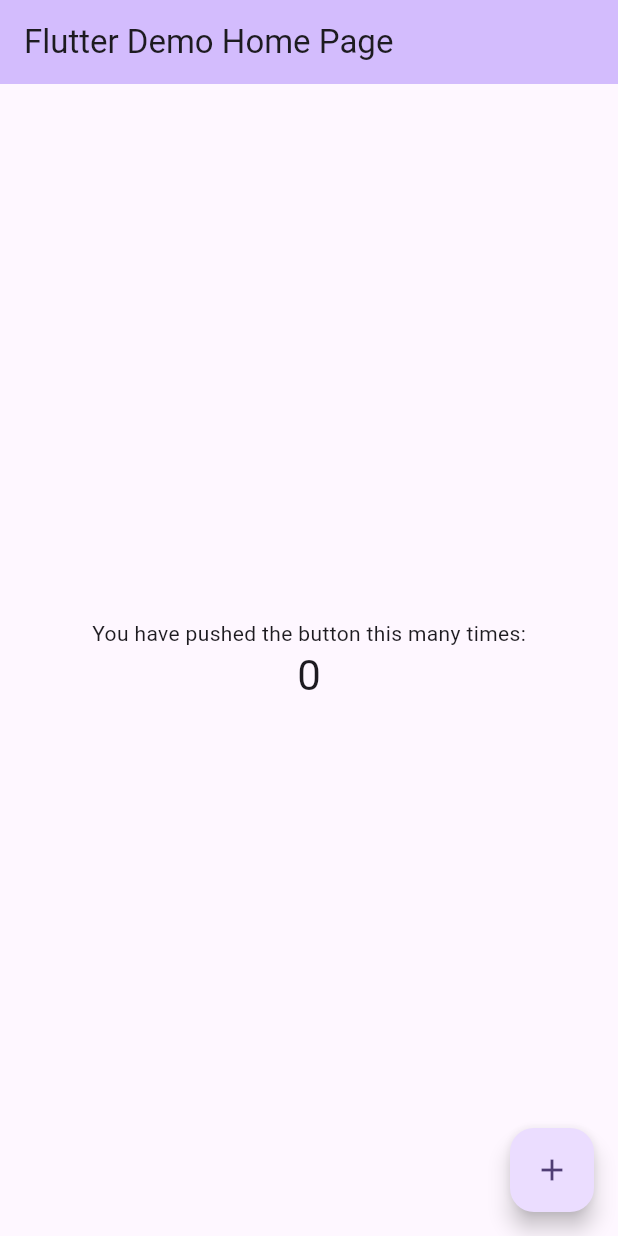
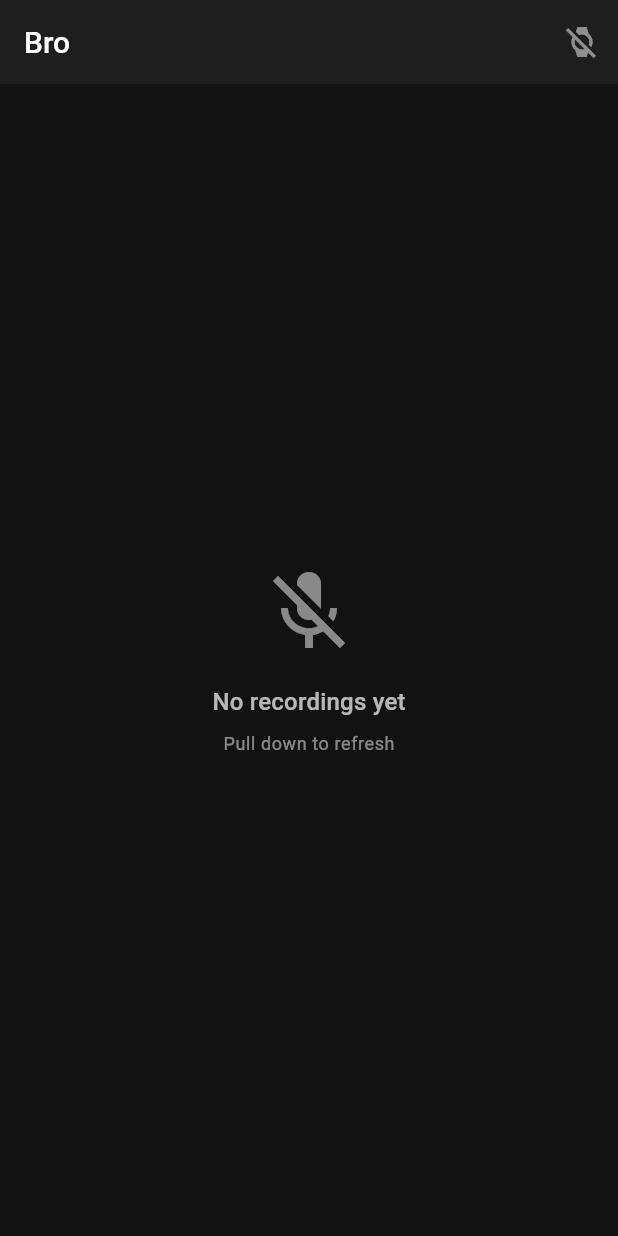
Before and after one commit to festeh/bro, a Flutter app: the screen it shows after launch, on a phone screen of 412 x 824 dp. Run offline on Flutter 3.47's test engine with Material 3 defaults, Android fonts, the light colour scheme and no system bars; our stand-ins replace just_audio, logger.

Commit message:
phone ver

```diff
--- /dev/null
+++ b/phone/lib/app/app.dart
@@ -0,0 +1,17 @@
+import 'package:flutter/material.dart';
+import 'theme.dart';
+import '../features/home/home_page.dart';
+
+class BroApp extends StatelessWidget {
+  const BroApp({super.key});
+
+  @override
+  Widget build(BuildContext context) {
+    return MaterialApp(
+      title: 'Bro',
+      debugShowCheckedModeBanner: false,
+      theme: AppTheme.dark,
+      home: const HomePage(),
+    );
+  }
+}
--- /dev/null
+++ b/phone/lib/app/theme.dart
@@ -0,0 +1,45 @@
+import 'package:flutter/material.dart';
+import 'tokens.dart';
+
+class AppTheme {
+  static ThemeData get dark => ThemeData(
+        brightness: Brightness.dark,
+        scaffoldBackgroundColor: Tokens.background,
+        colorScheme: const ColorScheme.dark(
+          primary: Tokens.primary,
+          secondary: Tokens.success,
+          surface: Tokens.surface,
+          error: Tokens.error,
+        ),
+        appBarTheme: const AppBarTheme(
+          backgroundColor: Tokens.surface,
+          elevation: 0,
+          centerTitle: false,
+          titleTextStyle: TextStyle(
+            color: Tokens.textPrimary,
+            fontSize: 20,
+            fontWeight: FontWeight.w500,
+          ),
+        ),
+        cardTheme: CardThemeData(
+          color: Tokens.surface,
+          elevation: 0,
+          shape: RoundedRectangleBorder(
+            borderRadius: BorderRadius.circular(Tokens.radiusMd),
+          ),
+        ),
+        iconTheme: const IconThemeData(
+          color: Tokens.textSecondary,
+          size: Tokens.iconSizeMd,
+        ),
+        textTheme: const TextTheme(
+          bodyLarge: TextStyle(color: Tokens.textPrimary),
+          bodyMedium: TextStyle(color: Tokens.textSecondary),
+          bodySmall: TextStyle(color: Tokens.textTertiary),
+          titleMedium: TextStyle(
+            color: Tokens.textPrimary,
+            fontWeight: FontWeight.w500,
+          ),
+        ),
+      );
+}
--- /dev/null
+++ b/phone/lib/app/tokens.dart
@@ -0,0 +1,36 @@
+import 'dart:ui';
+
+abstract class Tokens {
+  // Colors
+  static const background = Color(0xFF121212);
+  static const surface = Color(0xFF1E1E1E);
+  static const surfaceVariant = Color(0xFF2C2C2C);
+  static const primary = Color(0xFF64B5F6); // Blue 300
+  static const success = Color(0xFF81C784); // Green 300
+  static const error = Color(0xFFE57373); // Red 300
+  static const warning = Color(0xFFFFB74D); // Orange 300
+  static const textPrimary = Color(0xFFFFFFFF);
+  static const textSecondary = Color(0xB3FFFFFF); // 70% white
+  static const textTertiary = Color(0x80FFFFFF); // 50% white
+
+  // Spacing
+  static const spacingXs = 4.0;
+  static const spacingSm = 8.0;
+  static const spacingMd = 16.0;
+  static const spacingLg = 24.0;
+  static const spacingXl = 32.0;
+
+  // Radii
+  static const radiusSm = 8.0;
+  static const radiusMd = 12.0;
+  static const radiusLg = 16.0;
+
+  // Icons
+  static const iconSizeSm = 20.0;
+  static const iconSizeMd = 24.0;
+  static const iconSizeLg = 32.0;
+
+  // Durations
+  static const durationFast = Duration(milliseconds: 150);
+  static const durationNormal = Duration(milliseconds: 300);
+}
--- /dev/null
+++ b/phone/lib/core/models/speech_file.dart
@@ -0,0 +1,28 @@
+class SpeechFile {
+  final String path;
+  final String id;
+  final DateTime timestamp;
+  final int sizeBytes;
+
+  const SpeechFile({
+    required this.path,
+    required this.id,
+    required this.timestamp,
+    required this.sizeBytes,
+  });
+
+  factory SpeechFile.fromMap(Map<String, dynamic> map) {
+    return SpeechFile(
+      path: map['path'] as String,
+      id: map['id'] as String,
+      timestamp: DateTime.fromMillisecondsSinceEpoch(map['timestamp'] as int),
+      sizeBytes: map['sizeBytes'] as int,
+    );
+  }
+
+  String get formattedSize {
+    if (sizeBytes < 1024) return '$sizeBytes B';
+    if (sizeBytes < 1024 * 1024) return '${(sizeBytes / 1024).toStringAsFixed(1)} KB';
+    return '${(sizeBytes / (1024 * 1024)).toStringAsFixed(1)} MB';
+  }
+}
--- /dev/null
+++ b/phone/lib/features/home/home_page.dart
@@ -0,0 +1,167 @@
+import 'package:flutter/material.dart';
+import 'package:flutter/services.dart';
+import '../../app/tokens.dart';
+import '../../core/models/speech_file.dart';
+import 'widgets/sync_indicator.dart';
+import 'widgets/audio_tile.dart';
+
+class HomePage extends StatefulWidget {
+  const HomePage({super.key});
+
+  @override
+  State<HomePage> createState() => _HomePageState();
+}
+
+class _HomePageState extends State<HomePage> {
+  static const _channel = MethodChannel('com.github.festeh.bro/storage');
+
+  List<SpeechFile> _files = [];
+  bool _isLoading = false;
+  SyncStatus _syncStatus = SyncStatus.disconnected;
+
+  @override
+  void initState() {
+    super.initState();
+    _loadFiles();
+    _checkConnection();
+  }
+
+  Future<void> _loadFiles() async {
+    setState(() => _isLoading = true);
+
+    try {
+      final result = await _channel.invokeMethod('listFiles');
+      final List<dynamic> filesList = result as List<dynamic>;
+
+      setState(() {
+        _files = filesList
+            .map((item) => SpeechFile.fromMap(Map<String, dynamic>.from(item)))
+            .toList()
+          ..sort((a, b) => b.timestamp.compareTo(a.timestamp)); // Newest first
+      });
+    } on PlatformException catch (e) {
+      debugPrint('Failed to load files: ${e.message}');
+    } finally {
+      setState(() => _isLoading = false);
+    }
+  }
+
+  Future<void> _checkConnection() async {
+    try {
+      final connected = await _channel.invokeMethod('isWatchConnected');
+      setState(() {
+        _syncStatus = connected ? SyncStatus.connected : SyncStatus.disconnected;
+      });
+    } on PlatformException catch (e) {
+      debugPrint('Failed to check connection: ${e.message}');
+      setState(() => _syncStatus = SyncStatus.disconnected);
+    }
+  }
+
+  Future<void> _deleteFile(SpeechFile file) async {
+    final confirm = await showDialog<bool>(
+      context: context,
+      builder: (context) => AlertDialog(
+        title: const Text('Delete recording?'),
+        content: const Text('This action cannot be undone.'),
+        actions: [
+          TextButton(
+            onPressed: () => Navigator.pop(context, false),
+            child: const Text('Cancel'),
+          ),
+          TextButton(
+            onPressed: () => Navigator.pop(context, true),
+            child: Text(
+              'Delete',
+              style: TextStyle(color: Tokens.error),
+            ),
+          ),
+        ],
+      ),
+    );
+
+    if (confirm == true) {
+      try {
+        await _channel.invokeMethod('deleteFile', {'path': file.path});
+        setState(() {
+          _files.removeWhere((f) => f.id == file.id);
+        });
+      } on PlatformException catch (e) {
+        debugPrint('Failed to delete file: ${e.message}');
+      }
+    }
+  }
+
+  Future<void> _onRefresh() async {
+    setState(() => _syncStatus = SyncStatus.syncing);
+    await _loadFiles();
+    await _checkConnection();
+  }
+
+  @override
+  Widget build(BuildContext context) {
+    return Scaffold(
+      appBar: AppBar(
+        title: const Text('Bro'),
+        actions: [
+          SyncIndicator(
+            status: _syncStatus,
+            onTap: _onRefresh,
+          ),
+        ],
+      ),
+      body: RefreshIndicator(
+        onRefresh: _onRefresh,
+        color: Tokens.primary,
+        child: _buildBody(),
+      ),
+    );
+  }
+
+  Widget _buildBody() {
+    if (_isLoading && _files.isEmpty) {
+      return const Center(
+        child: CircularProgressIndicator(color: Tokens.primary),
+      );
+    }
+
+    if (_files.isEmpty) {
+      return Center(
+        child: Column(
+          mainAxisAlignment: MainAxisAlignment.center,
+          children: [
+            Icon(
+              Icons.mic_off,
+              size: 64,
+              color: Tokens.textTertiary,
+            ),
+            const SizedBox(height: Tokens.spacingMd),
+            Text(
+              'No recordings yet',
+              style: Theme.of(context).textTheme.titleMedium?.copyWith(
+                    color: Tokens.textSecondary,
+                  ),
+            ),
+            const SizedBox(height: Tokens.spacingSm),
+            Text(
+              'Pull down to refresh',
+              style: Theme.of(context).textTheme.bodySmall,
+            ),
+          ],
+        ),
+      );
+    }
+
+    return ListView.builder(
+      padding: const EdgeInsets.only(top: Tokens.spacingSm),
+      itemCount: _files.length,
+      itemBuilder: (context, index) {
+        final file = _files[index];
+        return AudioTile(
+          file: file,
+          onDelete: () => _deleteFile(file),
+        );
+      },
+    );
+  }
+}
--- /dev/null
+++ b/phone/lib/features/home/widgets/sync_indicator.dart
@@ -0,0 +1,65 @@
+import 'package:flutter/material.dart';
+import '../../../app/tokens.dart';
+
+enum SyncStatus { connected, disconnected, syncing }
+
+class SyncIndicator extends StatelessWidget {
+  final SyncStatus status;
+  final VoidCallback? onTap;
+
+  const SyncIndicator({
+    super.key,
+    required this.status,
+    this.onTap,
+  });
+
+  @override
+  Widget build(BuildContext context) {
+    return IconButton(
+      onPressed: onTap,
+      icon: AnimatedSwitcher(
+        duration: Tokens.durationFast,
+        child: _buildIcon(),
+      ),
+      tooltip: _tooltip,
+    );
+  }
+
+  Widget _buildIcon() {
+    switch (status) {
+      case SyncStatus.connected:
+        return const Icon(
+          Icons.watch,
+          key: ValueKey('connected'),
+          color: Tokens.success,
+        );
+      case SyncStatus.disconnected:
+        return const Icon(
+          Icons.watch_off,
+          key: ValueKey('disconnected'),
+          color: Tokens.textTertiary,
+        );
+      case SyncStatus.syncing:
+        return const SizedBox(
+          key: ValueKey('syncing'),
+          width: Tokens.iconSizeMd,
+          height: Tokens.iconSizeMd,
+          child: CircularProgressIndicator(
+            strokeWidth: 2,
+            color: Tokens.primary,
+          ),
+        );
+    }
+  }
+
+  String get _tooltip {
+    switch (status) {
+      case SyncStatus.connected:
+        return 'Watch connected';
+      case SyncStatus.disconnected:
+        return 'Watch disconnected';
+      case SyncStatus.syncing:
+        return 'Syncing...';
+    }
+  }
+}
--- a/phone/lib/main.dart
+++ b/phone/lib/main.dart
@@ -1,122 +1,6 @@
 import 'package:flutter/material.dart';
+import 'app/app.dart';
 
 void main() {
-  runApp(const MyApp());
+  runApp(const BroApp());
 }
-
-class MyApp extends StatelessWidget {
-  const MyApp({super.key});
-
-  // This widget is the root of your application.
-  @override
-  Widget build(BuildContext context) {
-    return MaterialApp(
-      title: 'Flutter Demo',
-      theme: ThemeData(
-        // This is the theme of your application.
-        //
-        // TRY THIS: Try running your application with "flutter run". You'll see
-        // the application has a purple toolbar. Then, without quitting the app,
-        // try changing the seedColor in the colorScheme below to Colors.green
-        // and then invoke "hot reload" (save your changes or press the "hot
-        // reload" button in a Flutter-supported IDE, or press "r" if you used
-        // the command line to start the app).
-        //
-        // Notice that the counter didn't reset back to zero; the application
-        // state is not lost during the reload. To reset the state, use hot
-        // restart instead.
-        //
-        // This works for code too, not just values: Most code changes can be
-        // tested with just a hot reload.
-        colorScheme: ColorScheme.fromSeed(seedColor: Colors.deepPurple),
-      ),
-      home: const MyHomePage(title: 'Flutter Demo Home Page'),
-    );
-  }
-}
-
-class MyHomePage extends StatefulWidget {
-  const MyHomePage({super.key, required this.title});
-
-  // This widget is the home page of your application. It is stateful, meaning
-  // that it has a State object (defined below) that contains fields that affect
-  // how it looks.
-
-  // This class is the configuration for the state. It holds the values (in this
-  // case the title) provided by the parent (in this case the App widget) and
-  // used by the build method of the State. Fields in a Widget subclass are
-  // always marked "final".
-
-  final String title;
-
-  @override
-  State<MyHomePage> createState() => _MyHomePageState();
-}
-
-class _MyHomePageState extends State<MyHomePage> {
-  int _counter = 0;
-
-  void _incrementCounter() {
-    setState(() {
-      // This call to setState tells the Flutter framework that something has
-      // changed in this State, which causes it to rerun the build method below
-      // so that the display can reflect the updated values. If we changed
-      // _counter without calling setState(), then the build method would not be
-      // called again, and so nothing would appear to happen.
-      _counter++;
-    });
-  }
-
-  @override
-  Widget build(BuildContext context) {
-    // This method is rerun every time setState is called, for instance as done
-    // by the _incrementCounter method above.
-    //
-    // The Flutter framework has been optimized to make rerunning build methods
-    // fast, so that you can just rebuild anything that needs updating rather
-    // than having to individually change instances of widgets.
-    return Scaffold(
-      appBar: AppBar(
-        // TRY THIS: Try changing the color here to a specific color (to
-        // Colors.amber, perhaps?) and trigger a hot reload to see the AppBar
-        // change color while the other colors stay the same.
-        backgroundColor: Theme.of(context).colorScheme.inversePrimary,
-        // Here we take the value from the MyHomePage object that was created by
-        // the App.build method, and use it to set our appbar title.
-        title: Text(widget.title),
-      ),
-      body: Center(
-        // Center is a layout widget. It takes a single child and positions it
-        // in the middle of the parent.
-        child: Column(
-          // Column is also a layout widget. It takes a list of children and
-          // arranges them vertically. By default, it sizes itself to fit its
-          // children horizontally, and tries to be as tall as its parent.
-          //
-          // Column has various properties to control how it sizes itself and
-          // how it positions its children. Here we use mainAxisAlignment to
-          // center the children vertically; the main axis here is the vertical
-          // axis because Columns are vertical (the cross axis would be
-          // horizontal).
-          //
-          // TRY THIS: Invoke "debug painting" (choose the "Toggle Debug Paint"
-          // action in the IDE, or press "p" in the console), to see the
-          // wireframe for each widget.
-          mainAxisAlignment: MainAxisAlignment.center,
-          children: <Widget>[
-            const Text('You have pushed the button this many times:'),
-            Text(
-              '$_counter',
-              style: Theme.of(context).textTheme.headlineMedium,
-            ),
-          ],
-        ),
-      ),
-      floatingActionButton: FloatingActionButton(
-        onPressed: _incrementCounter,
-        tooltip: 'Increment',
-        child: const Icon(Icons.add),
-      ), // This trailing comma makes auto-formatting nicer for build methods.
-    );
-  }
-}
--- a/phone/pubspec.yaml
+++ b/phone/pubspec.yaml
@@ -34,6 +34,12 @@ dependencies:
   # The following adds the Cupertino Icons font to your application.
   # Use with the CupertinoIcons class for iOS style icons.
   cupertino_icons: ^1.0.8
+
+  # Audio playback
+  just_audio: ^0.9.40
+
+  # Date formatting
+  intl: ^0.19.0
 
 dev_dependencies:
   flutter_test:
```
Also changed, not shown: phone/lib/features/home/widgets/audio_tile.dart (added, +174 -0 lines), phone/pubspec.lock, 1 other file.
